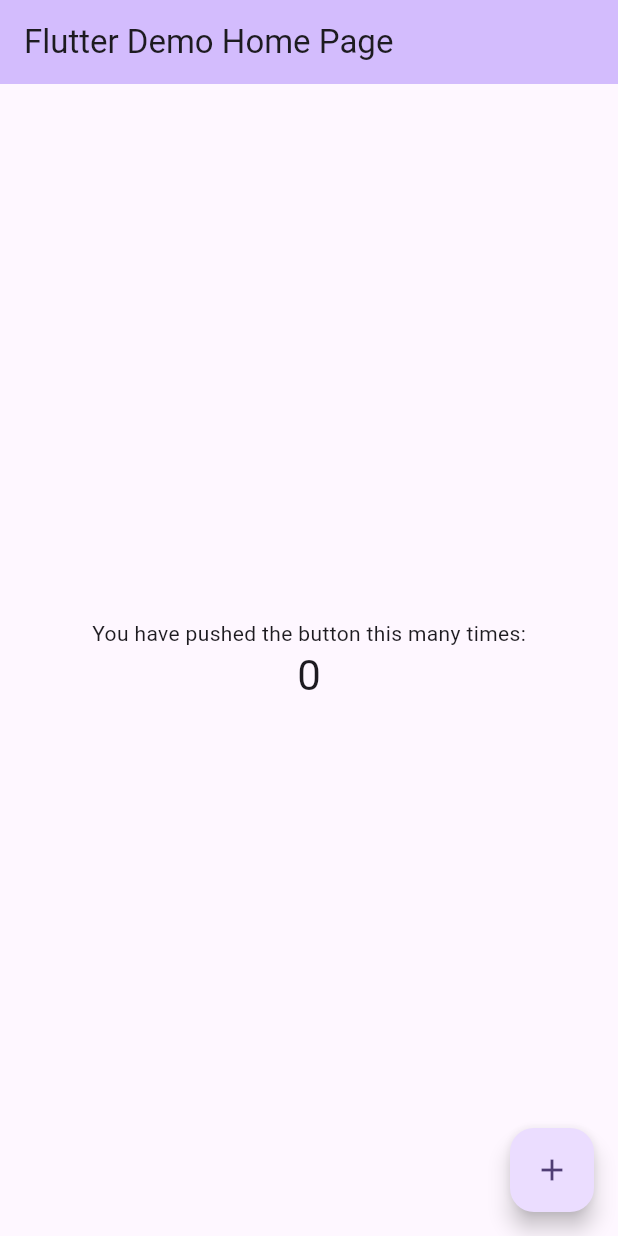
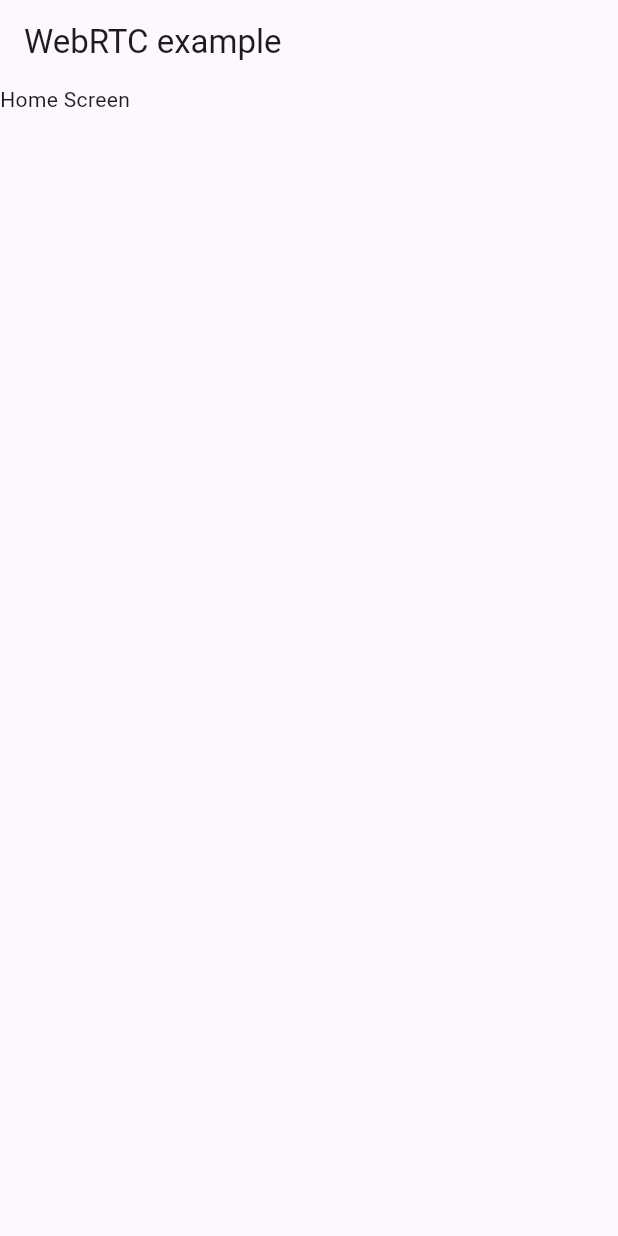
Before and after one commit to bluemiv/flutter_webrtc_example, a Flutter app: the screen it shows after launch, on a phone screen of 412 x 824 dp. Run offline on Flutter 3.47's test engine with Material 3 defaults, Android fonts, the light colour scheme and no system bars; our stand-ins replace auto_route, hooks_riverpod.

Commit message:
feat: riverpod 적용

```diff
--- a/lib/main.dart
+++ b/lib/main.dart
@@ -1,125 +1,24 @@
 import 'package:flutter/material.dart';
+import 'package:flutter_webrtc_example/route/auto_router.dart';
+import 'package:hooks_riverpod/hooks_riverpod.dart';
 
 void main() {
-  runApp(const MyApp());
+  WidgetsFlutterBinding.ensureInitialized();
+  runApp(const ProviderScope(child: MyApp()));
 }
 
 class MyApp extends StatelessWidget {
   const MyApp({super.key});
 
-  // This widget is the root of your application.
   @override
   Widget build(BuildContext context) {
-    return MaterialApp(
-      title: 'Flutter Demo',
+    return MaterialApp.router(
+      title: 'WebRTC Example',
       theme: ThemeData(
-        // This is the theme of your application.
-        //
-        // TRY THIS: Try running your application with "flutter run". You'll see
-        // the application has a purple toolbar. Then, without quitting the app,
-        // try changing the seedColor in the colorScheme below to Colors.green
-        // and then invoke "hot reload" (save your changes or press the "hot
-        // reload" button in a Flutter-supported IDE, or press "r" if you used
-        // the command line to start the app).
-        //
-        // Notice that the counter didn't reset back to zero; the application
-        // state is not lost during the reload. To reset the state, use hot
-        // restart instead.
-        //
-        // This works for code too, not just values: Most code changes can be
-        // tested with just a hot reload.
         colorScheme: ColorScheme.fromSeed(seedColor: Colors.deepPurple),
         useMaterial3: true,
       ),
-      home: const MyHomePage(title: 'Flutter Demo Home Page'),
+      routerConfig: AutoRouter().config(),
     );
   }
 }
-
-class MyHomePage extends StatefulWidget {
-  const MyHomePage({super.key, required this.title});
-
-  // This widget is the home page of your application. It is stateful, meaning
-  // that it has a State object (defined below) that contains fields that affect
-  // how it looks.
-
-  // This class is the configuration for the state. It holds the values (in this
-  // case the title) provided by the parent (in this case the App widget) and
-  // used by the build method of the State. Fields in a Widget subclass are
-  // always marked "final".
-
-  final String title;
-
-  @override
-  State<MyHomePage> createState() => _MyHomePageState();
-}
-
-class _MyHomePageState extends State<MyHomePage> {
-  int _counter = 0;
-
-  void _incrementCounter() {
-    setState(() {
-      // This call to setState tells the Flutter framework that something has
-      // changed in this State, which causes it to rerun the build method below
-      // so that the display can reflect the updated values. If we changed
-      // _counter without calling setState(), then the build method would not be
-      // called again, and so nothing would appear to happen.
-      _counter++;
-    });
-  }
-
-  @override
-  Widget build(BuildContext context) {
-    // This method is rerun every time setState is called, for instance as done
-    // by the _incrementCounter method above.
-    //
-    // The Flutter framework has been optimized to make rerunning build methods
-    // fast, so that you can just rebuild anything that needs updating rather
-    // than having to individually change instances of widgets.
-    return Scaffold(
-      appBar: AppBar(
-        // TRY THIS: Try changing the color here to a specific color (to
-        // Colors.amber, perhaps?) and trigger a hot reload to see the AppBar
-        // change color while the other colors stay the same.
-        backgroundColor: Theme.of(context).colorScheme.inversePrimary,
-        // Here we take the value from the MyHomePage object that was created by
-        // the App.build method, and use it to set our appbar title.
-        title: Text(widget.title),
-      ),
-      body: Center(
-        // Center is a layout widget. It takes a single child and positions it
-        // in the middle of the parent.
-        child: Column(
-          // Column is also a layout widget. It takes a list of children and
-          // arranges them vertically. By default, it sizes itself to fit its
-          // children horizontally, and tries to be as tall as its parent.
-          //
-          // Column has various properties to control how it sizes itself and
-          // how it positions its children. Here we use mainAxisAlignment to
-          // center the children vertically; the main axis here is the vertical
-          // axis because Columns are vertical (the cross axis would be
-          // horizontal).
-          //
-          // TRY THIS: Invoke "debug painting" (choose the "Toggle Debug Paint"
-          // action in the IDE, or press "p" in the console), to see the
-          // wireframe for each widget.
-          mainAxisAlignment: MainAxisAlignment.center,
-          children: <Widget>[
-            const Text(
-              'You have pushed the button this many times:',
-            ),
-            Text(
-              '$_counter',
-              style: Theme.of(context).textTheme.headlineMedium,
-            ),
-          ],
-        ),
-      ),
-      floatingActionButton: FloatingActionButton(
-        onPressed: _incrementCounter,
-        tooltip: 'Increment',
-        child: const Icon(Icons.add),
-      ), // This trailing comma makes auto-formatting nicer for build methods.
-    );
-  }
-}
--- /dev/null
+++ b/lib/route/auto_router.dart
@@ -0,0 +1,12 @@
+import "package:auto_route/auto_route.dart";
+import "package:flutter/material.dart";
+import "package:flutter_webrtc_example/screens/home_screen.dart";
+
+part "auto_router.gr.dart";
+
+@AutoRouterConfig()
+class AutoRouter extends _$AutoRouter {
+  @override
+  List<AutoRoute> get routes =>
+      [AutoRoute(page: HomeRoute.page, initial: true)];
+}
--- /dev/null
+++ b/lib/screens/home_screen.dart
@@ -0,0 +1,21 @@
+import 'package:auto_route/auto_route.dart';
+import 'package:flutter/material.dart';
+
+@RoutePage()
+class HomeScreen extends StatelessWidget {
+  const HomeScreen({Key? key}) : super(key: key);
+
+  @override
+  Widget build(BuildContext context) {
+    return Scaffold(
+      appBar: AppBar(
+        title: const Text("WebRTC example"),
+      ),
+      body: const SafeArea(
+        child: Column(
+          children: [Text("Home Screen")],
+        ),
+      ),
+    );
+  }
+}
```
Also changed, not shown: lib/route/auto_router.gr.dart (added).
